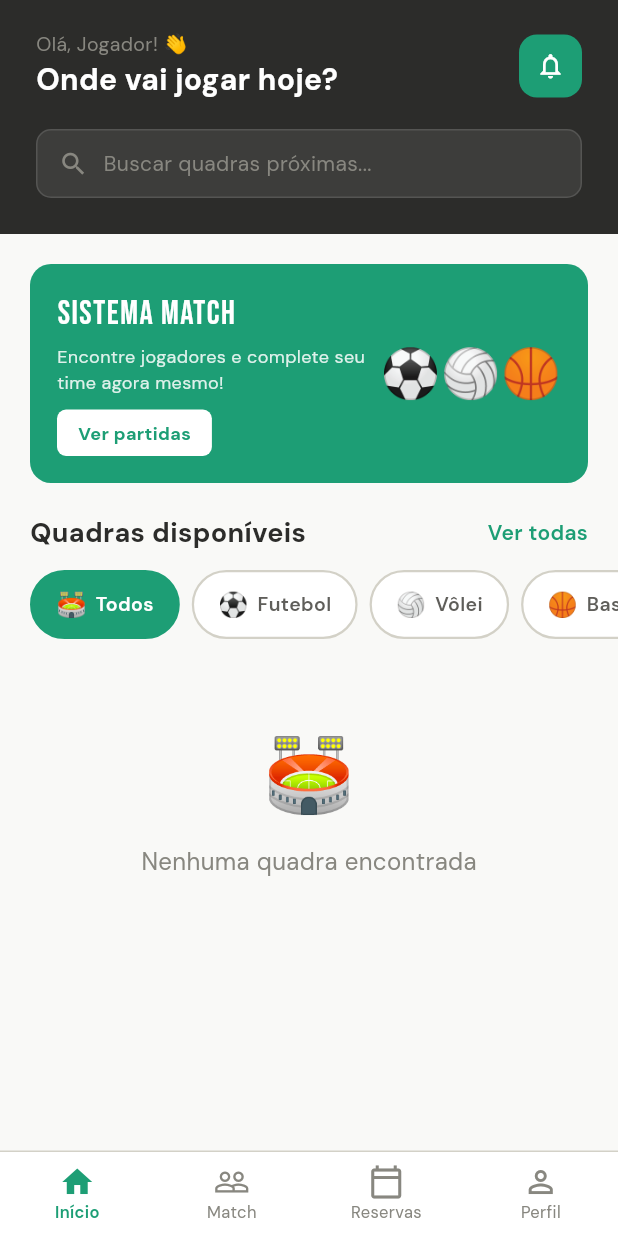
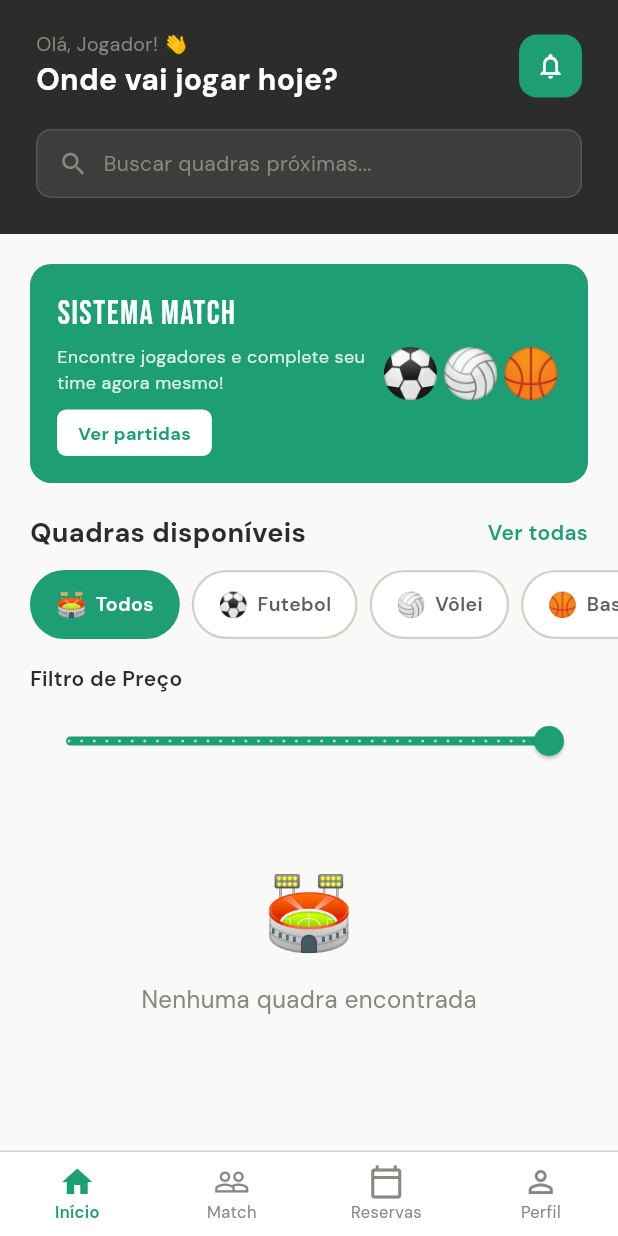
Before and after one commit to gabadias1/matchupsports_yes, a Flutter app: the HomeScreen screen opened by its route, on a phone screen of 412 x 824 dp. Run offline on Flutter 3.47's test engine with Material 3 defaults, Android fonts, the phone set to English and light mode, and no system bars; our stand-ins replace dio, go_router, google_fonts, shared_preferences; accounts and stored records are empty; network calls fail.

Commit message:
integração de cadastro de quadras e filtro por esportes/valor

```diff
--- a/frontend/lib/models/quadra.dart
+++ b/frontend/lib/models/quadra.dart
@@ -3,12 +3,18 @@ class QuadraModel {
   final String identificacao;
   final String descricao;
   final int estabelecimentoId;
+  final int donoId;
+  final String? esporte;
+  final double? valorHora;
 
   QuadraModel({
     required this.id,
     required this.identificacao,
     required this.descricao,
     required this.estabelecimentoId,
+    required this.donoId,
+    this.esporte,
+    this.valorHora,
   });
 
   factory QuadraModel.fromJson(Map<String, dynamic> json) {
@@ -17,6 +23,9 @@ class QuadraModel {
       identificacao: json['identificacao'],
       descricao: json['descricao'],
       estabelecimentoId: json['estabelecimento_id'],
+      donoId: json['dono_id'] ?? 0,
+      esporte: json['esporte'],
+      valorHora: json['valor_hora'] != null ? (json['valor_hora'] as num).toDouble() : null,
     );
   }
 }
--- a/frontend/lib/models/usuario_model.dart
+++ b/frontend/lib/models/usuario_model.dart
@@ -3,12 +3,14 @@ class Usuario {
   final String nome;
   final String email;
   final String celular;
+  final int tipo; // 0 = jogador, 1 = dono
 
   Usuario({
     required this.id,
     required this.nome,
     required this.email,
     required this.celular,
+    required this.tipo,
   });
 
   factory Usuario.fromJson(Map<String, dynamic> json) {
@@ -17,6 +19,7 @@ class Usuario {
       nome: json['nome'],
       email: json['email'],
       celular: json['celular'],
+      tipo: json['tipo'] ?? 0,
     );
   }
 }
--- a/frontend/lib/routes/app_router.dart
+++ b/frontend/lib/routes/app_router.dart
@@ -4,6 +4,7 @@ import 'package:match_up_sports/screens/login_screen.dart';
 import 'package:match_up_sports/screens/register_screen.dart';
 import 'package:match_up_sports/screens/splash_screen.dart';
 import 'package:match_up_sports/screens/quadras_screen.dart';
+import 'package:match_up_sports/screens/criar_quadra_screen.dart';
 
 class AppRoutes {
   static const splash = '/';
@@ -11,6 +12,7 @@ class AppRoutes {
   static const login = '/login';
   static const register = '/register';
   static const quadras = '/quadras';
+  static const criarQuadra = '/criar-quadra';
 }
 
 final appRouter = GoRouter(
@@ -36,5 +38,9 @@ final appRouter = GoRouter(
       path: AppRoutes.quadras,
       builder: (context, state) => const QuadrasScreen(),
     ),
+    GoRoute(
+      path: AppRoutes.criarQuadra,
+      builder: (context, state) => const CriarQuadraScreen(),
+    ),
   ],
 );
--- a/frontend/lib/screens/home_screen.dart
+++ b/frontend/lib/screens/home_screen.dart
@@ -18,6 +18,7 @@ class HomeScreen extends StatefulWidget {
 class _HomeScreenState extends State<HomeScreen> {
   int _currentTab = 0;
   String _selectedSport = 'Todos';
+  double? _maxPrice;
   List<Map<String, dynamic>> _courts = [];
   bool _isLoading = true;
 
@@ -34,11 +35,14 @@ class _HomeScreenState extends State<HomeScreen> {
         _courts = quadras
             .map((q) => {
                   'name': q.identificacao,
-                  'sport': 'Futebol',
+                  'sport': q.esporte ?? 'Futebol',
                   'location': q.descricao,
                   'distance': '',
-                  'price': '—',
+                  'price': q.valorHora != null
+                      ? 'R\$ ${q.valorHora!.toStringAsFixed(2)}/h'
+                      : '—',
                   'available': true,
+                  'valor': q.valorHora ?? 0.0,
                 })
             .toList();
         _isLoading = false;
@@ -49,8 +53,19 @@ class _HomeScreenState extends State<HomeScreen> {
   }
 
   List<Map<String, dynamic>> get _filteredCourts {
-    if (_selectedSport == 'Todos') return _courts;
-    return _courts.where((c) => c['sport'] == _selectedSport).toList();
+    var filtered = _courts;
+
+    if (_selectedSport != 'Todos') {
+      filtered = filtered.where((c) => c['sport'] == _selectedSport).toList();
+    }
+
+    if (_maxPrice != null) {
+      filtered = filtered
+          .where((c) => ((c['valor'] as double?) ?? 0.0) <= _maxPrice!)
+          .toList();
+    }
+
+    return filtered;
   }
 
   @override
@@ -62,9 +77,12 @@ class _HomeScreenState extends State<HomeScreen> {
           children: [
             _HomeTab(
               selectedSport: _selectedSport,
+              maxPrice: _maxPrice,
               filteredCourts: _filteredCourts,
               onSportSelected: (sport) =>
                   setState(() => _selectedSport = sport),
+              onPriceChanged: (price) =>
+                  setState(() => _maxPrice = price),
               isLoading: _isLoading,
             ),
             _MatchTab(),
@@ -122,19 +140,29 @@ class _HomeScreenState extends State<HomeScreen> {
 }
 
 // ── Aba Home ─────────────────────────────────────────────────────────────────
-class _HomeTab extends StatelessWidget {
+class _HomeTab extends StatefulWidget {
   final String selectedSport;
+  final double? maxPrice;
   final List<Map<String, dynamic>> filteredCourts;
   final Function(String) onSportSelected;
+  final Function(double?) onPriceChanged;
   final bool isLoading;
 
   const _HomeTab({
     required this.selectedSport,
+    required this.maxPrice,
     required this.filteredCourts,
     required this.onSportSelected,
+    required this.onPriceChanged,
     required this.isLoading,
   });
 
+  @override
+  State<_HomeTab> createState() => _HomeTabState();
+}
+
+class _HomeTabState extends State<_HomeTab> {
+  bool isLoading = false;
   @override
   Widget build(BuildContext context) {
     return CustomScrollView(
@@ -282,11 +310,58 @@ class _HomeTab extends StatelessWidget {
                             child: SportChip(
                               label: sport,
                               emoji: _sportEmoji(sport),
-                              isSelected: selectedSport == sport,
-                              onTap: () => onSportSelected(sport),
+                              isSelected: widget.selectedSport == sport,
+                              onTap: () => widget.onSportSelected(sport),
                             ),
                           ))
                       .toList(),
+                ),
+              ),
+              const SizedBox(height: 16),
+              Padding(
+                padding: const EdgeInsets.symmetric(horizontal: 20),
+                child: Column(
+                  crossAxisAlignment: CrossAxisAlignment.start,
+                  children: [
+                    Row(
+                      mainAxisAlignment: MainAxisAlignment.spaceBetween,
+                      children: [
+                        Text(
+                          'Filtro de Preço',
+                          style: GoogleFonts.dmSans(
+                            fontSize: 14,
+                            fontWeight: FontWeight.w600,
+                            color: AppColors.dark,
+                          ),
+                        ),
+                        if (widget.maxPrice != null)
+                          GestureDetector(
+                            onTap: () => widget.onPriceChanged(null),
+                            child: Text(
+                              'Limpar',
+                              style: GoogleFonts.dmSans(
+                                fontSize: 12,
+                                color: AppColors.primary,
+                                fontWeight: FontWeight.w600,
+                              ),
+                            ),
+                          ),
+                      ],
+                    ),
+                    const SizedBox(height: 8),
+                    Slider(
+                      value: widget.maxPrice ?? 200,
+                      min: 10,
+                      max: 200,
+                      divisions: 38,
+                      label: 'R\$ ${(widget.maxPrice ?? 200).toStringAsFixed(0)}',
+                      activeColor: AppColors.primary,
+                      inactiveColor: AppColors.grayLight,
+                      onChanged: (value) {
+                        widget.onPriceChanged(value);
+                      },
+                    ),
+                  ],
                 ),
               ),
               const SizedBox(height: 16),
@@ -304,7 +379,7 @@ class _HomeTab extends StatelessWidget {
                     ),
                   ),
                 )
-              : filteredCourts.isEmpty
+              : widget.filteredCourts.isEmpty
                   ? SliverToBoxAdapter(
                       child: Center(
                         child: Padding(
@@ -328,7 +403,7 @@ class _HomeTab extends StatelessWidget {
                   : SliverList(
                       delegate: SliverChildBuilderDelegate(
                         (context, index) {
-                          final court = filteredCourts[index];
+                          final court = widget.filteredCourts[index];
                           return CourtCard(
                             name: court['name'],
                             sport: court['sport'],
@@ -338,7 +413,7 @@ class _HomeTab extends StatelessWidget {
                             isAvailable: court['available'],
                           );
                         },
-                        childCount: filteredCourts.length,
+                        childCount: widget.filteredCourts.length,
                       ),
                     ),
         ),
```
Also changed, not shown: frontend/lib/screens/criar_quadra_screen.dart (added, +430 -0 lines), frontend/lib/screens/quadras_screen.dart (+81 -4 lines), frontend/lib/services/auth_service.dart (+15 -1 lines), frontend/lib/services/quadra_service.dart (+46 -0 lines), 6 other files.
